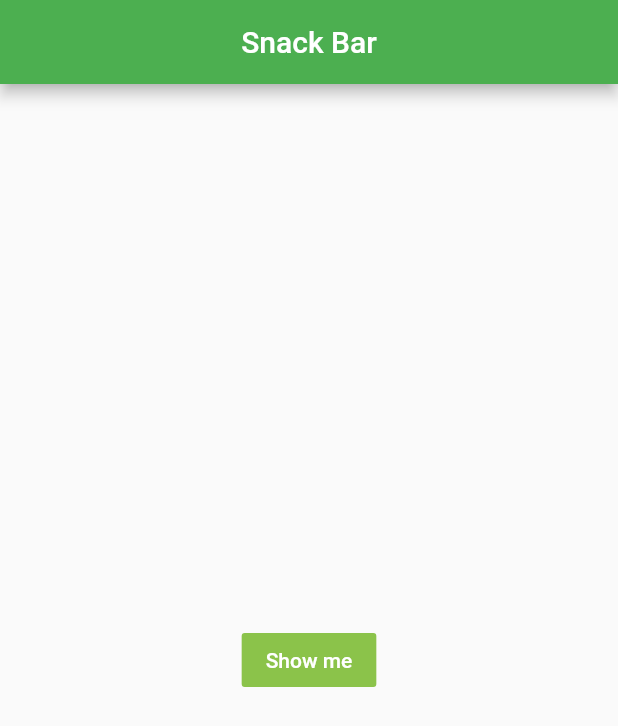
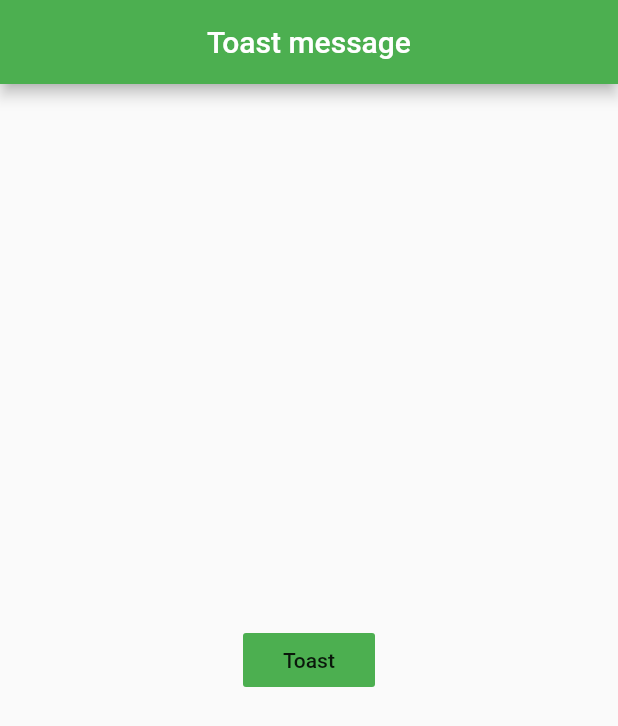
Before and after one commit to moonyah/summer_practice, a Flutter app: the screen it shows after launch, on a phone screen of 412 x 824 dp. Shown: the top 726 px of the screen. Run offline on Flutter 3.47's test engine with Material 2 defaults, Android fonts, the phone set to English and light mode, and no system bars; our stand-ins replace fluttertoast.

Commit message:
Toast message

```diff
--- a/lib/main.dart
+++ b/lib/main.dart
@@ -1,5 +1,6 @@
 import 'dart:ui';
 import 'package:flutter/material.dart';
+import 'package:fluttertoast/fluttertoast.dart';
 
 void main() => runApp(const MyApp()); //플러터 최상위 함수 runApp 함수
 
@@ -13,7 +14,7 @@ class MyApp extends StatelessWidget {
       title: 'Appbar',
       theme: ThemeData(primarySwatch: Colors.green),
       //home: MyHomePagee(title: 'Flutter Demo Home Page')
-      home: DoSnackBar(),
+      home: DoToast(),
     );
   }
 }
@@ -449,23 +450,71 @@ class DoSnackBar extends StatelessWidget {
         title: Text('Snack Bar'),
         centerTitle: true,
       ),
-        body: Builder(
-          builder: (BuildContext ctx) {
+      body: MySnackBar(),
+    );
+  }
+}
+
+class MySnackBar extends StatelessWidget {
+  const MySnackBar({Key? key}) : super(key: key);
+
+  @override
+  Widget build(BuildContext context) {
     return Center(
-              child: FlatButton(
+      child: RaisedButton(
         child: Text(
           'Show me',
-                  style: TextStyle(color: Colors.white),
         ),
         color: Colors.lightGreen,
         onPressed: () {
-                  Scaffold.of(ctx).showSnackBar(const SnackBar(
-                    content: Text('Hello'),
-                  ));
+          Scaffold.of(context).showSnackBar(
+            const SnackBar(
+              content: Text(
+                'Hello',
+                textAlign: TextAlign.center,
+                style: TextStyle(
+                    //스낵바 꾸미기
+                    color: Colors.white),
+              ),
+              backgroundColor: Colors.green,
+              duration: Duration(milliseconds: 1000), //1초
+            ),
+          );
         },
       ),
     );
+  }
+}
+
+class DoToast extends StatelessWidget {
+  const DoToast({Key? key}) : super(key: key);
+
+  @override
+  Widget build(BuildContext context) {
+    return Scaffold(
+        appBar: AppBar(
+          title: const Text('Toast message'),
+          centerTitle: true,
+        ),
+        body: Center(
+          child: FlatButton(
+            onPressed: () {
+              myToast();
             },
+            color: Colors.green,
+            child: const Text('Toast'),
+          ),
         ));
   }
 }
+
+void myToast() {
+  Fluttertoast.showToast(
+      msg: 'Flutter',
+      gravity: ToastGravity.BOTTOM,
+      //toast 메세지 위치
+      backgroundColor: Colors.lightGreen,
+      fontSize: 20.0,
+      textColor: Colors.white,
+      toastLength: Toast.LENGTH_SHORT);
+}
--- a/pubspec.yaml
+++ b/pubspec.yaml
@@ -34,6 +34,7 @@ dependencies:
   # The following adds the Cupertino Icons font to your application.
   # Use with the CupertinoIcons class for iOS style icons.
   cupertino_icons: ^1.0.2
+  fluttertoast: ^8.0.9
 
 dev_dependencies:
   flutter_test:
```
Also changed, not shown: pubspec.lock. Lines whose indentation alone changed are shown as unchanged.
